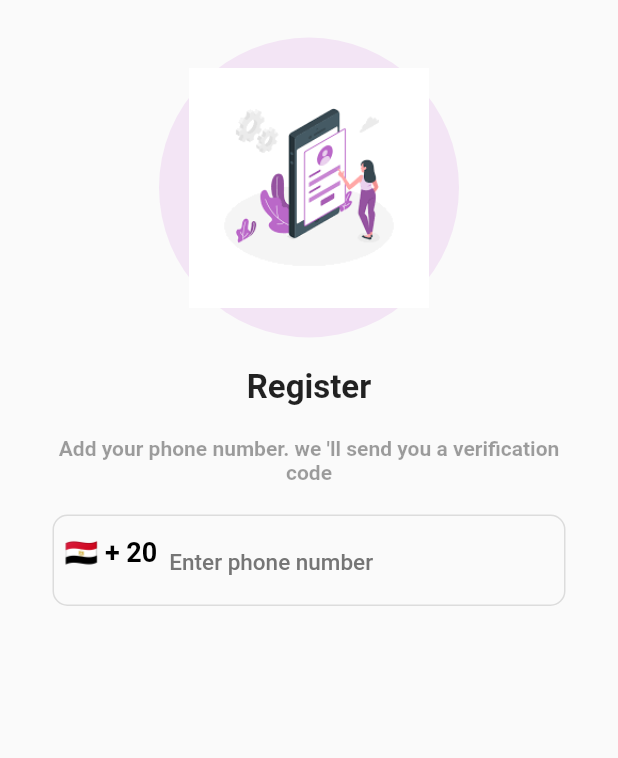
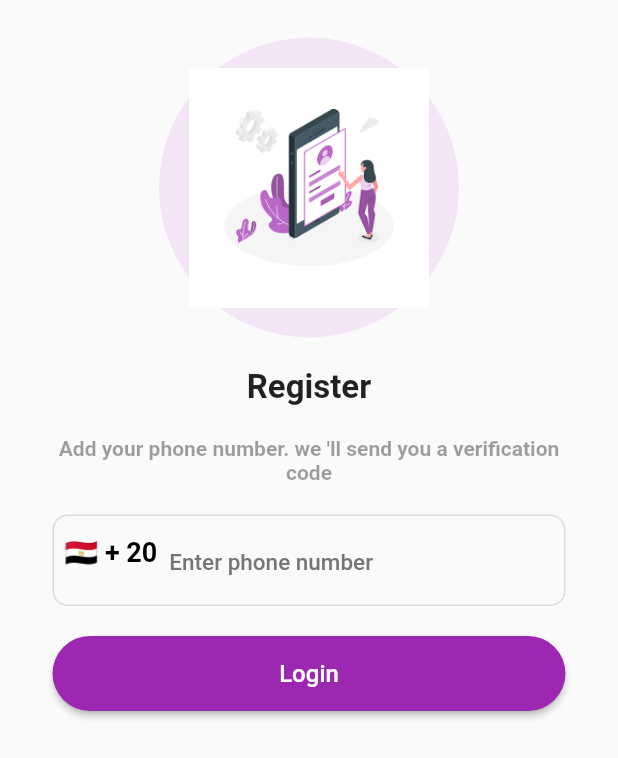
Before and after one commit to Abd0Khalifa/Flutter_FireBase, a Flutter app: the RegisterScreen screen opened directly, on a phone screen of 412 x 824 dp. Shown: the top 758 px of the screen. Run offline on Flutter 3.47's test engine with Material 2 defaults, Android fonts, the phone set to English and light mode, and no system bars; our stand-ins replace country_picker.

Commit message:
Abdulrahman Khalifa Finish Register page Design

```diff
--- a/lib/screens/register_screen.dart
+++ b/lib/screens/register_screen.dart
@@ -1,5 +1,6 @@
 import 'package:country_picker/country_picker.dart';
 import 'package:flutter/material.dart';
+import 'package:flutter_firebase/widgets/custem_button.dart';
 
 class RegisterScreen extends StatefulWidget {
   const RegisterScreen({super.key});
@@ -140,6 +141,11 @@ class _RegisterScreenState extends State<RegisterScreen> {
                 const SizedBox(
                   height: 20,
                 ),
+                SizedBox(
+                  width: double.infinity,
+                  height: 50,
+                  child: CustomButton(text: "Login", onPressed: () {}),
+                ),
               ],
             ),
           ),
```
